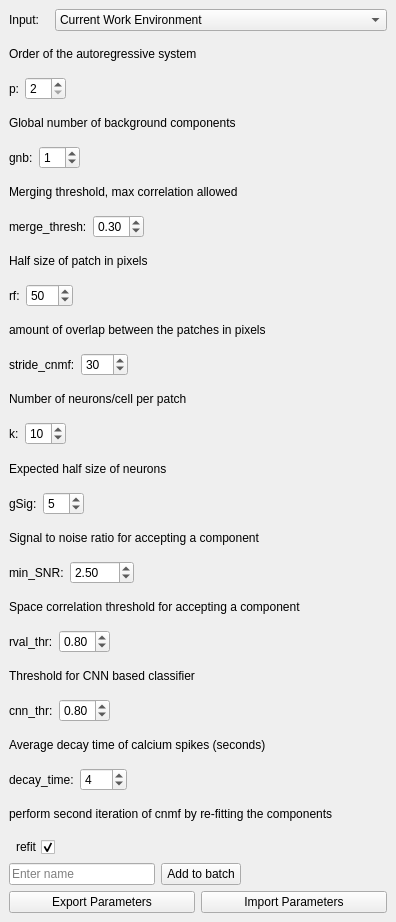
Qt form mesmerize/viewer/modules/ui_files/cnmf_pytemplate.ui (kushalkolar/MESmerize) before a commit.
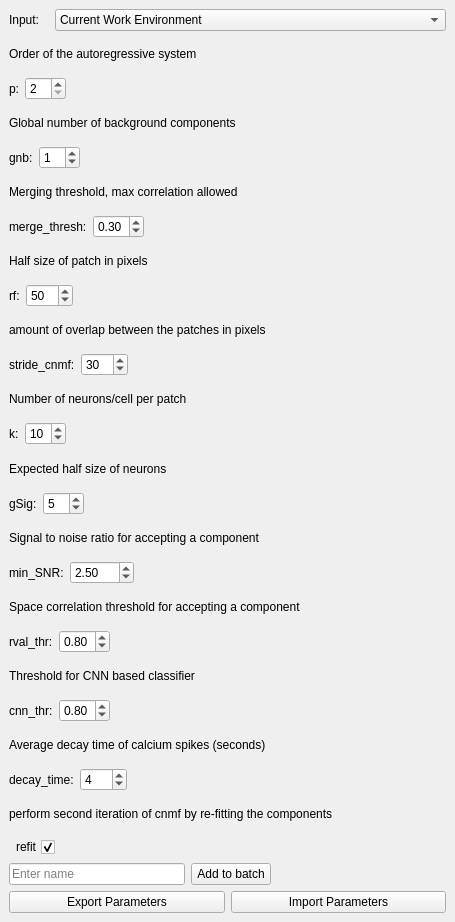
The same form after that commit.

```diff
--- a/mesmerize/viewer/modules/ui_files/cnmf_pytemplate.ui
+++ b/mesmerize/viewer/modules/ui_files/cnmf_pytemplate.ui
@@ -9,7 +9,7 @@
    <rect>
     <x>0</x>
     <y>0</y>
-    <width>396</width>
+    <width>455</width>
     <height>922</height>
    </rect>
   </property>
```
Left out of the diff: 1 changed line with no effect on the pictures.
